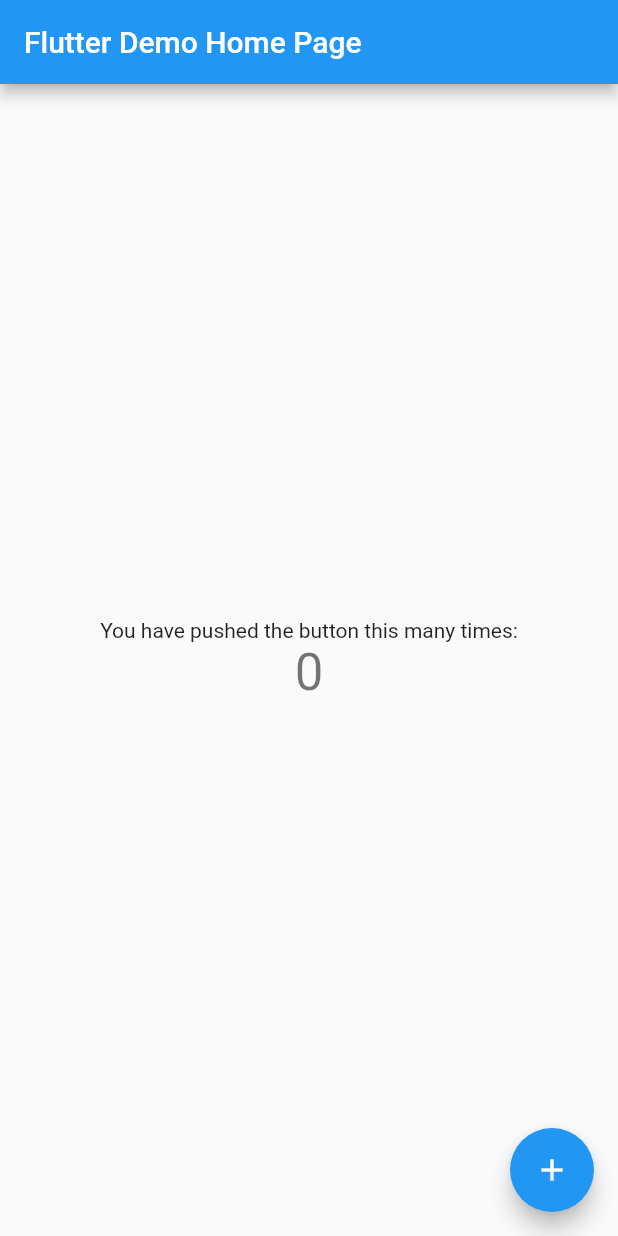
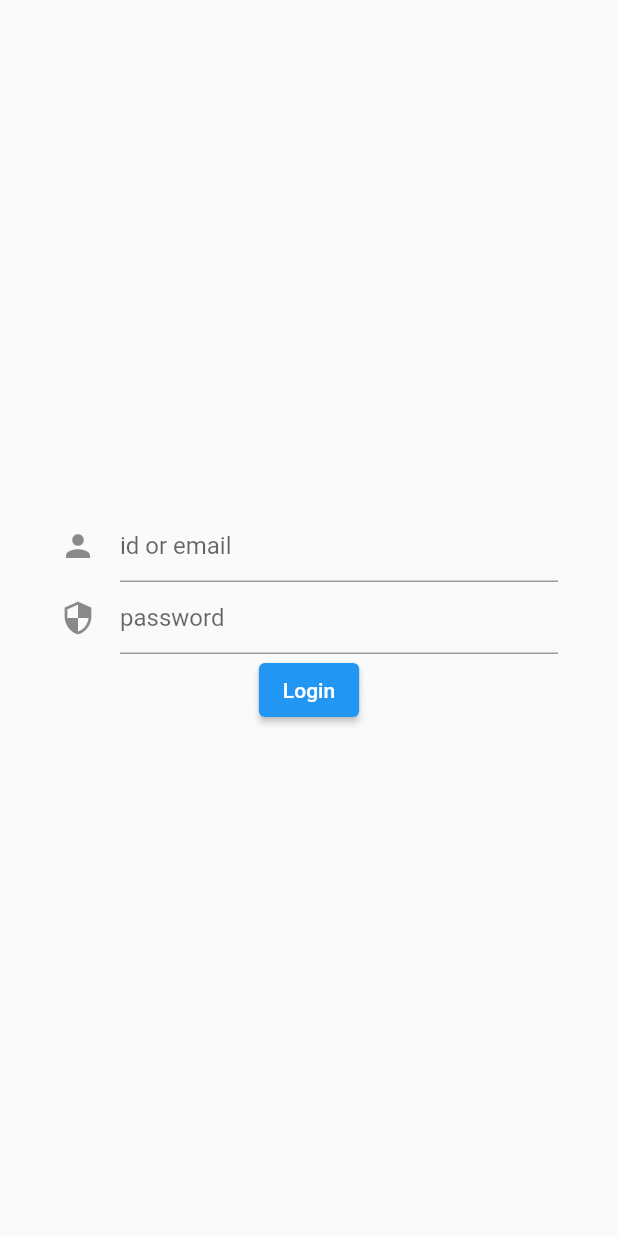
Before and after one commit to wafflestudio/feelin-mobile, a Flutter app: the screen it shows after launch, on a phone screen of 412 x 824 dp. Run offline on Flutter 3.47's test engine with Material 2 defaults, Android fonts, the phone set to English and light mode, and no system bars; our stand-ins replace flutter_bloc.

Commit message:
Feat/Login

```diff
--- /dev/null
+++ b/music_sns/lib/auth/login/auth_repository.dart
@@ -0,0 +1,6 @@
+class AuthRepository{
+  Future<void> login() async {
+    // TODO: connect to server api
+    await Future.delayed(const Duration(seconds: 2));
+  }
+}
--- /dev/null
+++ b/music_sns/lib/auth/login/form_submission_status.dart
@@ -0,0 +1,17 @@
+abstract class FormSubmissionStatus{
+  const FormSubmissionStatus();
+}
+
+class InitialFormStatus extends FormSubmissionStatus {
+  const InitialFormStatus();
+}
+
+class FormSubmitting extends FormSubmissionStatus{}
+
+class SubmissionSuccess extends FormSubmissionStatus{}
+
+class SubmissionFailed extends FormSubmissionStatus{
+  final Exception exception;
+
+  SubmissionFailed(this.exception);
+}
--- /dev/null
+++ b/music_sns/lib/auth/login/login_bloc.dart
@@ -0,0 +1,33 @@
+import 'package:flutter_bloc/flutter_bloc.dart';
+import 'package:music_sns/auth/login/auth_repository.dart';
+import 'package:music_sns/auth/login/form_submission_status.dart';
+import 'package:music_sns/auth/login/login_event.dart';
+import 'package:music_sns/auth/login/login_state.dart';
+
+class LoginBloc extends Bloc<LoginEvent, LoginState>{
+
+  final AuthRepository authRepository;
+
+  LoginBloc({required this.authRepository}) : super(LoginState()){
+    on<LoginEvent>(_onEvent);
+  }
+
+  Future<void> _onEvent(LoginEvent event, Emitter<LoginState> emit) async{
+    if(event is LoginIdChanged){
+      emit(state.copyWith(id: event.id));
+    }
+    else if(event is LoginPasswordChanged){
+      emit(state.copyWith(password: event.password));
+    }
+    else if(event is LoginSubmitted){
+      emit(state.copyWith(formSubmissionStatus: FormSubmitting()));
+
+      try{
+        await authRepository.login();
+        emit(state.copyWith(formSubmissionStatus: SubmissionSuccess()));
+      } catch(e){
+        emit(state.copyWith(formSubmissionStatus: SubmissionFailed(e as Exception)));
+      }
+    }
+  }
+}
--- /dev/null
+++ b/music_sns/lib/auth/login/login_event.dart
@@ -0,0 +1,17 @@
+abstract class LoginEvent {
+
+}
+
+class LoginIdChanged extends LoginEvent{
+  final String id;
+
+  LoginIdChanged({required this.id});
+}
+
+class LoginPasswordChanged extends LoginEvent{
+  final String password;
+
+  LoginPasswordChanged({required this.password});
+}
+
+class LoginSubmitted extends LoginEvent {}
--- /dev/null
+++ b/music_sns/lib/auth/login/login_page.dart
@@ -0,0 +1,95 @@
+import 'package:flutter/material.dart';
+import 'package:flutter_bloc/flutter_bloc.dart';
+import 'package:music_sns/auth/login/auth_repository.dart';
+import 'package:music_sns/auth/login/form_submission_status.dart';
+import 'package:music_sns/auth/login/login_bloc.dart';
+import 'package:music_sns/auth/login/login_event.dart';
+import 'package:music_sns/auth/login/login_state.dart';
+
+class LoginPage extends StatelessWidget {
+
+  final _formKey = GlobalKey<FormState>();
+
+  @override
+  Widget build(BuildContext context){
+    return Scaffold(
+      body: BlocProvider(
+        create: (context) => LoginBloc(
+          authRepository: context.read<AuthRepository>()
+        ),
+        child: _loginForm(),
+      )
+    );
+  }
+
+  Widget _loginForm(){
+    return BlocListener<LoginBloc, LoginState>(listener: (context, state) {
+      final formState = state.formSubmissionStatus;
+      if(formState is SubmissionFailed){
+        _showSnackBar(context, formState.exception.toString());
+      }
+    },
+    child : Form(
+      key: _formKey,
+      child:  Padding(
+        padding: const EdgeInsets.symmetric(horizontal: 40),
+        child: Column(
+          mainAxisAlignment: MainAxisAlignment.center,
+          children: [
+            _idField(),
+            _passwordField(),
+            _loginButton(),
+          ],
+        ),
+      ),
+    ));
+  }
+
+  Widget _idField(){
+    return BlocBuilder<LoginBloc, LoginState>(builder: (context, state){
+      return TextFormField(
+        decoration: const InputDecoration(
+          icon: Icon(Icons.person),
+          hintText: 'id or email',
+        ),
+        validator: (value) => state.isValidId ? null : '아이디를 입력해주세요.',
+        onChanged: (value) => context.read<LoginBloc>().add(
+          LoginIdChanged(id: value),
+        ),
+      );
+    });
+  }
+
+  Widget _passwordField(){
+    return BlocBuilder<LoginBloc, LoginState>(builder: (context, state)
+    {
+      return TextFormField(
+        decoration: InputDecoration(
+          icon: Icon(Icons.security),
+          hintText: 'password',
+        ),
+        validator: (value) => state.isValidPassword ? null : '비밀번호는 6자 이상입니다.',
+        onChanged: (value) => context.read<LoginBloc>().add(
+          LoginPasswordChanged(password: value),
+        ),
+      );
+    });
+  }
+
+  Widget _loginButton(){
+    return BlocBuilder<LoginBloc, LoginState>(builder: (context, state) {
+    return state.formSubmissionStatus is FormSubmitting ? CircularProgressIndicator()
+        : ElevatedButton(onPressed: (){
+          if(_formKey.currentState!.validate()) {
+            context.read<LoginBloc>().add(LoginSubmitted());
+          }
+    },
+        child: Text('Login'));
+    });
+  }
+
+  void _showSnackBar(BuildContext context, String message){
+    final snackBar = SnackBar(content: Text(message));
+    ScaffoldMessenger.of(context).showSnackBar(snackBar);
+  }
+}
--- /dev/null
+++ b/music_sns/lib/auth/login/login_state.dart
@@ -0,0 +1,27 @@
+import 'package:music_sns/auth/login/form_submission_status.dart';
+
+class LoginState {
+  final String id;
+  bool get isValidId => id.isNotEmpty;
+  final String password;
+  bool get isValidPassword => password.length >= 6;
+  final FormSubmissionStatus formSubmissionStatus;
+
+  LoginState({
+    this.id = '',
+    this.password = '',
+    this.formSubmissionStatus = const InitialFormStatus(),
+});
+
+  LoginState copyWith({
+    String? id,
+    String? password,
+    FormSubmissionStatus? formSubmissionStatus,
+}){
+    return LoginState(
+      id : id ?? this.id,
+      password: password ?? this.password,
+      formSubmissionStatus: formSubmissionStatus ?? this.formSubmissionStatus,
+    );
+  }
+}
--- a/music_sns/lib/main.dart
+++ b/music_sns/lib/main.dart
@@ -1,115 +1,25 @@
 import 'package:flutter/material.dart';
+import 'package:flutter_bloc/flutter_bloc.dart';
+import 'package:music_sns/auth/login/login_page.dart';
+import 'package:music_sns/auth/login/auth_repository.dart';
 
 void main() {
-  runApp(const MyApp());
+  runApp(MyApp());
 }
 
 class MyApp extends StatelessWidget {
-  const MyApp({Key? key}) : super(key: key);
-
-  // This widget is the root of your application.
   @override
   Widget build(BuildContext context) {
     return MaterialApp(
       title: 'Flutter Demo',
       theme: ThemeData(
-        // This is the theme of your application.
-        //
-        // Try running your application with "flutter run". You'll see the
-        // application has a blue toolbar. Then, without quitting the app, try
-        // changing the primarySwatch below to Colors.green and then invoke
-        // "hot reload" (press "r" in the console where you ran "flutter run",
-        // or simply save your changes to "hot reload" in a Flutter IDE).
-        // Notice that the counter didn't reset back to zero; the application
-        // is not restarted.
+
         primarySwatch: Colors.blue,
       ),
-      home: const MyHomePage(title: 'Flutter Demo Home Page'),
+      home: RepositoryProvider(
+        create: (context) => AuthRepository(),
+        child: LoginPage(),
+      ),
     );
   }
 }
-
-class MyHomePage extends StatefulWidget {
-  const MyHomePage({Key? key, required this.title}) : super(key: key);
-
-  // This widget is the home page of your application. It is stateful, meaning
-  // that it has a State object (defined below) that contains fields that affect
-  // how it looks.
-
-  // This class is the configuration for the state. It holds the values (in this
-  // case the title) provided by the parent (in this case the App widget) and
-  // used by the build method of the State. Fields in a Widget subclass are
-  // always marked "final".
-
-  final String title;
-
-  @override
-  State<MyHomePage> createState() => _MyHomePageState();
-}
-
-class _MyHomePageState extends State<MyHomePage> {
-  int _counter = 0;
-
-  void _incrementCounter() {
-    setState(() {
-      // This call to setState tells the Flutter framework that something has
-      // changed in this State, which causes it to rerun the build method below
-      // so that the display can reflect the updated values. If we changed
-      // _counter without calling setState(), then the build method would not be
-      // called again, and so nothing would appear to happen.
-      _counter++;
-    });
-  }
-
-  @override
-  Widget build(BuildContext context) {
-    // This method is rerun every time setState is called, for instance as done
-    // by the _incrementCounter method above.
-    //
-    // The Flutter framework has been optimized to make rerunning build methods
-    // fast, so that you can just rebuild anything that needs updating rather
-    // than having to individually change instances of widgets.
-    return Scaffold(
-      appBar: AppBar(
-        // Here we take the value from the MyHomePage object that was created by
-        // the App.build method, and use it to set our appbar title.
-        title: Text(widget.title),
-      ),
-      body: Center(
-        // Center is a layout widget. It takes a single child and positions it
-        // in the middle of the parent.
-        child: Column(
-          // Column is also a layout widget. It takes a list of children and
-          // arranges them vertically. By default, it sizes itself to fit its
-          // children horizontally, and tries to be as tall as its parent.
-          //
-          // Invoke "debug painting" (press "p" in the console, choose the
-          // "Toggle Debug Paint" action from the Flutter Inspector in Android
-          // Studio, or the "Toggle Debug Paint" command in Visual Studio Code)
-          // to see the wireframe for each widget.
-          //
-          // Column has various properties to control how it sizes itself and
-          // how it positions its children. Here we use mainAxisAlignment to
-          // center the children vertically; the main axis here is the vertical
-          // axis because Columns are vertical (the cross axis would be
-          // horizontal).
-          mainAxisAlignment: MainAxisAlignment.center,
-          children: <Widget>[
-            const Text(
-              'You have pushed the button this many times:',
-            ),
-            Text(
-              '$_counter',
-              style: Theme.of(context).textTheme.headline4,
-            ),
-          ],
-        ),
-      ),
-      floatingActionButton: FloatingActionButton(
-        onPressed: _incrementCounter,
-        tooltip: 'Increment',
-        child: const Icon(Icons.add),
-      ), // This trailing comma makes auto-formatting nicer for build methods.
-    );
-  }
-}
--- a/music_sns/pubspec.yaml
+++ b/music_sns/pubspec.yaml
@@ -29,6 +29,8 @@
 dependencies:
   flutter:
     sdk: flutter
+
+  flutter_bloc:
 
 
   # The following adds the Cupertino Icons font to your application.
```
Also changed, not shown: music_sns/pubspec.lock, 2 other files.
